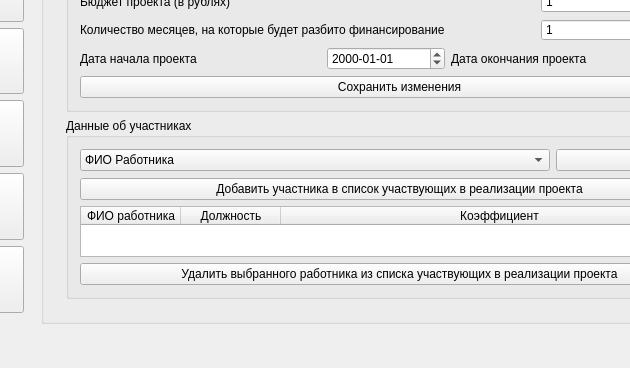
Before: the Qt Designer form salary/salary.ui in a-mihaylov/salary, drawn with Qt 5; both pictures show x 204 to 834 and y 199 to 567 of the 984 by 567 pixel window.
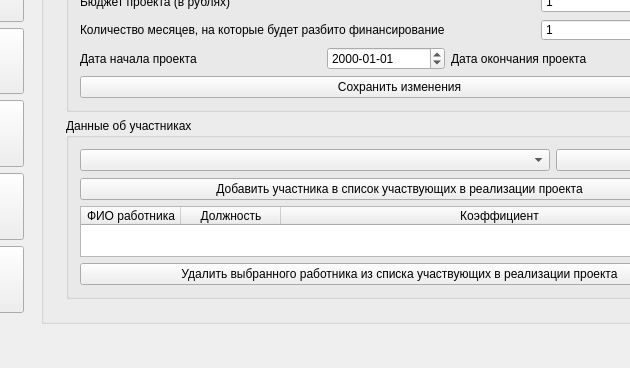
After: the same form once the commit is applied.

Commit message: Список профессий также теперь подтягивается

Patch:
```diff
--- a/salary/salary.ui
+++ b/salary/salary.ui
@@ -1658,11 +1658,6 @@
                       <verstretch>0</verstretch>
                      </sizepolicy>
                     </property>
-                    <item>
-                     <property name="text">
-                      <string>ФИО Работника</string>
-                     </property>
-                    </item>
                    </widget>
                   </item>
                   <item row="0" column="1">
```
The commit also changes 1 other file.
